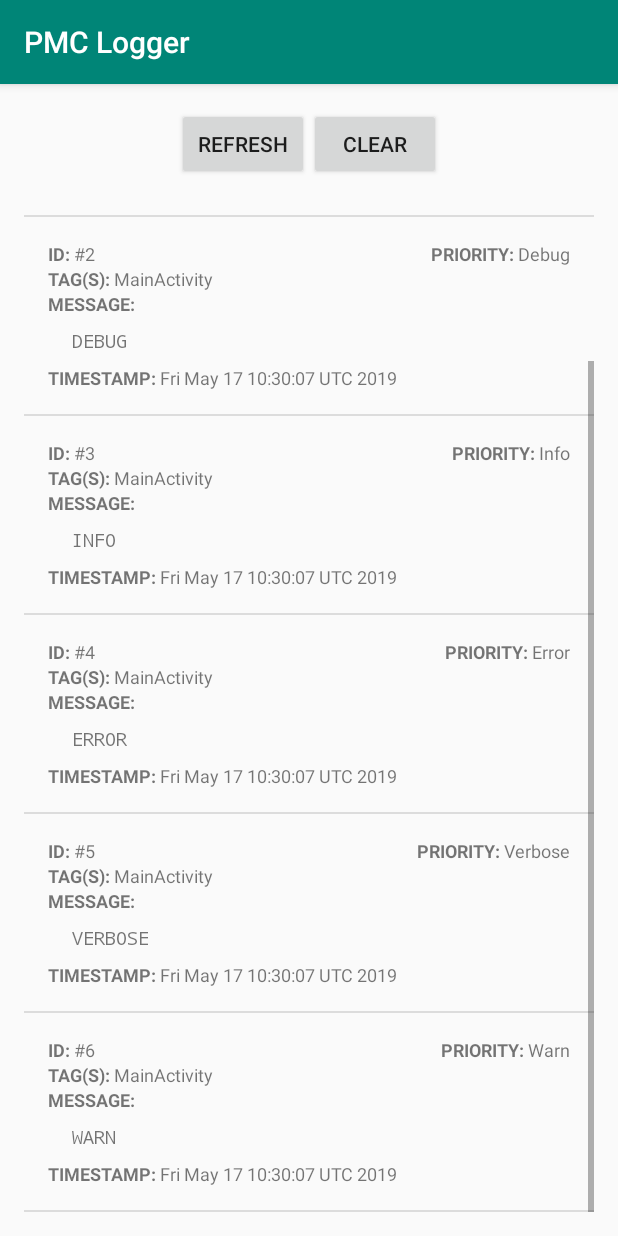
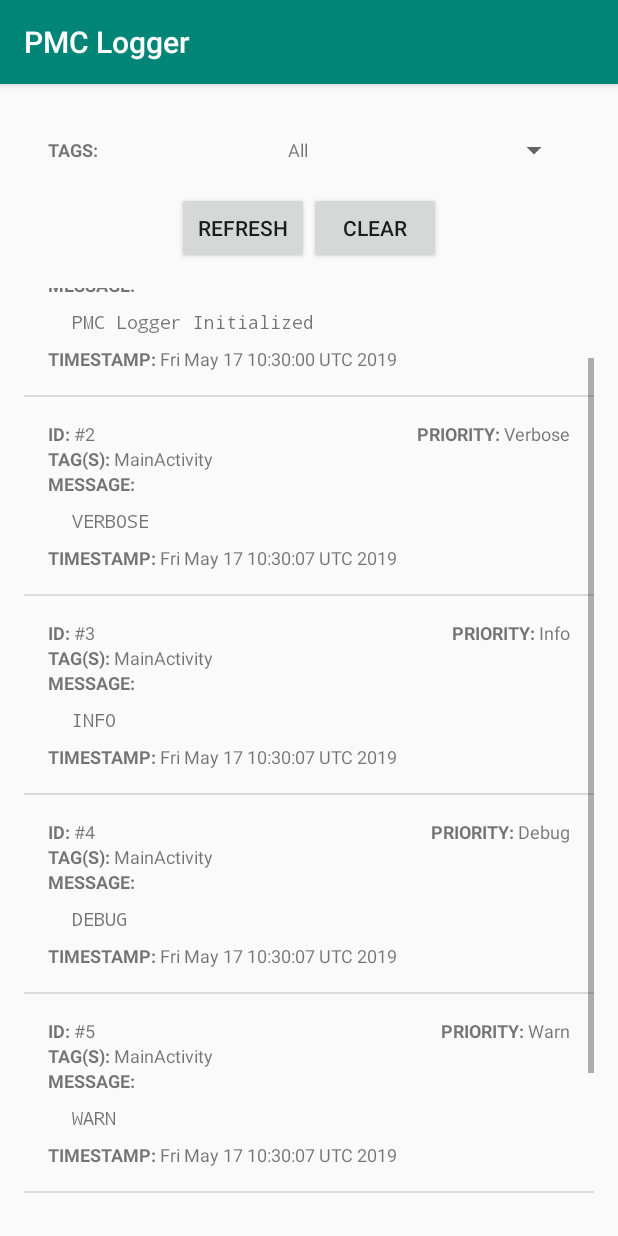
Before and after one commit to TheGabCode/pmc-android-logger, an Android app: the PMCLogActivity screen opened directly, with no data from a screen before it, on a phone screen of 412 x 824 dp. Run offline under Robolectric (Android 15) with nearby library versions, the phone set to English and light mode, and no system bars; our stand-ins replace Room's generated code, data binding; libraries missing offline, so code that uses them is left out: dmax.dialog; 4 statements that could not run were skipped.

Commit message:
Create Tag Filter

```diff
--- a/logger/src/main/java/com/paulmarkcastillo/androidlogger/PMCLogActivity.kt
+++ b/logger/src/main/java/com/paulmarkcastillo/androidlogger/PMCLogActivity.kt
@@ -2,6 +2,11 @@ package com.paulmarkcastillo.androidlogger
 
 import android.app.AlertDialog
 import android.os.Bundle
+import android.view.View
+import android.widget.AdapterView
+import android.widget.AdapterView.*
+import android.widget.ArrayAdapter
+import android.widget.Spinner
 import androidx.appcompat.app.AppCompatActivity
 import androidx.databinding.DataBindingUtil
 import androidx.lifecycle.Observer
@@ -15,6 +20,9 @@ class PMCLogActivity : AppCompatActivity() {
 
     private lateinit var adapter: PMCLogAdapter
     private lateinit var progressDialog: AlertDialog
+    private lateinit var spinnerAdapter: ArrayAdapter<String>
+    private lateinit var tag: String
+    private  var showWithTag = false
 
     override fun onCreate(savedInstanceState: Bundle?) {
         super.onCreate(savedInstanceState)
@@ -41,11 +49,30 @@ class PMCLogActivity : AppCompatActivity() {
         binding.recyclerviewLogs.adapter = adapter
 
         binding.buttonRefresh.setOnClickListener {
-            displayLogs()
+            if (showWithTag) {
+                displayLogsWithSelectedTag(tag)
+            } else {
+                displayLogs()
+            }
+
         }
 
         binding.buttonClear.setOnClickListener {
             deleteLogs()
+        }
+
+        setupSpinnerAdapter(tagsList(), binding.tagsSpnr)
+
+        binding.tagsSpnr.onItemSelectedListener = object : OnItemSelectedListener {
+            override fun onNothingSelected(parent: AdapterView<*>?) {
+
+            }
+
+            override fun onItemSelected(parent: AdapterView<*>?, view: View?, position: Int, id: Long) {
+                showWithTag = position > 0
+                tag = binding.tagsSpnr.selectedItem.toString()
+            }
+
         }
     }
 
@@ -71,4 +98,35 @@ class PMCLogActivity : AppCompatActivity() {
             progressDialog.dismiss()
         })
     }
+
+    fun setupSpinnerAdapter(list: ArrayList<String>, spinner: Spinner) {
+        spinnerAdapter = ArrayAdapter(
+            this,
+            R.layout.spinner_item_layout,
+            list
+        )
+        spinner.adapter = spinnerAdapter
+    }
+
+    fun tagsList(): ArrayList<String> {
+        val tags = ArrayList<String>()
+        val logs = PMCLogger.getTag()
+        tags.add("All")
+        logs.observe(this, Observer<List<String>> {
+            it.forEach { tag ->
+                tags.add(tag)
+            }
+            spinnerAdapter.notifyDataSetChanged()
+        })
+        return tags
+    }
+
+    fun displayLogsWithSelectedTag(tag: String) {
+        progressDialog.show()
+        val logs = PMCLogger.getLogsWithTag(tag)
+        logs.observe(this, Observer<List<PMCLog>> {
+            adapter.submitList(it)
+            progressDialog.dismiss()
+        })
+    }
 }
--- a/logger/src/main/java/com/paulmarkcastillo/androidlogger/PMCLogDao.kt
+++ b/logger/src/main/java/com/paulmarkcastillo/androidlogger/PMCLogDao.kt
@@ -11,8 +11,14 @@ interface PMCLogDao {
     suspend fun addLog(log: PMCLog)
 
     @Query("SELECT * FROM PMCLog ORDER BY timestamp ASC")
-    suspend fun getLogs() : List<PMCLog>
+    suspend fun getAllLogs() : List<PMCLog>
 
     @Query("DELETE FROM PMCLog")
     suspend fun deleteAllLogs()
+
+    @Query("SELECT tag FROM PMCLog GROUP BY tag")
+    suspend fun getTag() : List<String>
+
+    @Query("SELECT * FROM PMCLog WHERE tag LIKE :tags")
+    suspend fun getLogsWithTag(tags: String) : List<PMCLog>
 }
--- a/logger/src/main/java/com/paulmarkcastillo/androidlogger/PMCLogger.kt
+++ b/logger/src/main/java/com/paulmarkcastillo/androidlogger/PMCLogger.kt
@@ -93,7 +93,7 @@ class PMCLogger {
             val logs = MutableLiveData<List<PMCLog>>()
             CoroutineScope(Dispatchers.IO).launch {
                 val dao = PMCLogDatabase.getDatabase(applicationContext).logDao()
-                logs.postValue(dao.getLogs())
+                logs.postValue(dao.getAllLogs())
             }
             return logs
         }
@@ -103,7 +103,25 @@ class PMCLogger {
             CoroutineScope(Dispatchers.IO).launch {
                 val dao = PMCLogDatabase.getDatabase(applicationContext).logDao()
                 dao.deleteAllLogs()
-                logs.postValue(dao.getLogs())
+                logs.postValue(dao.getAllLogs())
+            }
+            return logs
+        }
+
+        fun getTag(): MutableLiveData<List<String>> {
+            val logs = MutableLiveData<List<String>>()
+            CoroutineScope(Dispatchers.IO).launch {
+                val dao = PMCLogDatabase.getDatabase(applicationContext).logDao()
+                logs.postValue(dao.getTag())
+            }
+            return logs
+        }
+
+        fun getLogsWithTag(tag: String): MutableLiveData<List<PMCLog>> {
+            val logs = MutableLiveData<List<PMCLog>>()
+            CoroutineScope(Dispatchers.IO).launch {
+                val dao = PMCLogDatabase.getDatabase(applicationContext).logDao()
+                logs.postValue(dao.getLogsWithTag(tag))
             }
             return logs
         }
--- a/logger/src/main/res/layout/activity_pmclog.xml
+++ b/logger/src/main/res/layout/activity_pmclog.xml
@@ -10,6 +10,39 @@
             android:padding="16dp">
 
         <LinearLayout
+                android:id="@+id/layout_filter_control"
+                android:layout_width="0dp"
+                android:layout_height="wrap_content"
+                android:orientation="horizontal"
+                android:padding="16dp"
+                app:layout_constraintEnd_toEndOf="parent"
+                app:layout_constraintTop_toTopOf="parent"
+                app:layout_constraintStart_toStartOf="parent"
+                app:layout_constraintBottom_toTopOf="@id/layout_controls">
+
+            <androidx.appcompat.widget.AppCompatTextView
+                    android:id="@+id/tags_textview"
+                    android:text="TAGS:"
+                    android:layout_gravity="center"
+                    android:layout_width="wrap_content"
+                    android:layout_height="wrap_content"
+                    android:textSize="12sp"
+                    android:textStyle="bold"
+                    tools:ignore="HardcodedText"
+                    app:layout_constraintTop_toTopOf="parent"
+                    app:layout_constraintStart_toStartOf="parent" />
+
+            <androidx.appcompat.widget.AppCompatSpinner
+                    android:id="@+id/tags_spnr"
+                    android:layout_width="0dp"
+                    android:layout_height="wrap_content"
+                    android:layout_weight="1"
+                    android:textAlignment="center"
+                    app:layout_constraintTop_toTopOf="parent"
+                    app:layout_constraintEnd_toEndOf="parent" />
+        </LinearLayout>
+
+        <LinearLayout
                 android:id="@+id/layout_controls"
                 android:layout_width="match_parent"
                 android:layout_height="wrap_content"
@@ -17,7 +50,7 @@
                 android:orientation="horizontal"
                 app:layout_constraintEnd_toEndOf="parent"
                 app:layout_constraintStart_toStartOf="parent"
-            app:layout_constraintTop_toTopOf="parent">
+                app:layout_constraintTop_toBottomOf="@id/layout_filter_control">
 
             <Button
                     android:id="@+id/button_refresh"
--- /dev/null
+++ b/logger/src/main/res/layout/spinner_item_layout.xml
@@ -0,0 +1,8 @@
+<?xml version="1.0" encoding="utf-8"?>
+<androidx.appcompat.widget.AppCompatTextView
+        xmlns:android="http://schemas.android.com/apk/res/android"
+        android:textAlignment="center"
+        android:textSize="12sp"
+        android:layout_width="match_parent"
+        android:layout_height="wrap_content">
+</androidx.appcompat.widget.AppCompatTextView>
```
Lines whose indentation alone changed are shown as unchanged.
